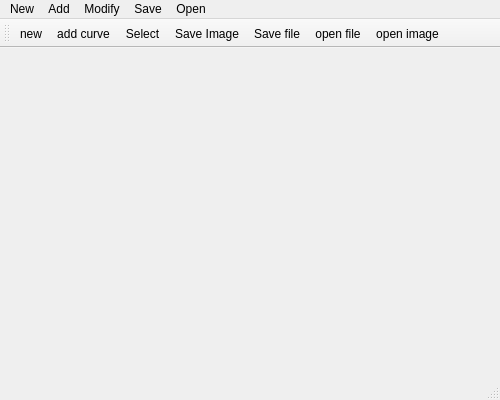
Before: the Qt Designer form test_painter2/mainwindow.ui in e0eaea/I-SURF2016-SUMMER, drawn with Qt 5.
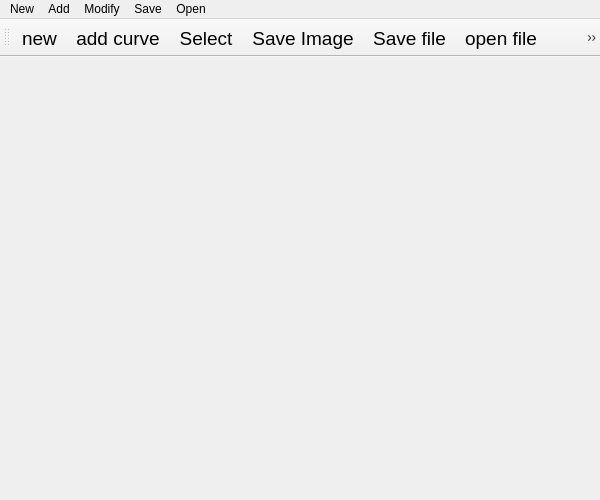
After: the same form once the commit is applied.

What changed in the file:
```diff
--- a/test_painter2/mainwindow.ui
+++ b/test_painter2/mainwindow.ui
@@ -6,21 +6,20 @@
    <rect>
     <x>0</x>
     <y>0</y>
-    <width>500</width>
-    <height>400</height>
+    <width>600</width>
+    <height>500</height>
    </rect>
   </property>
   <property name="windowTitle">
    <string>MainWindow</string>
   </property>
   <widget class="QWidget" name="centralWidget"/>
-  <widget class="QStatusBar" name="statusBar"/>
   <widget class="QMenuBar" name="menuBar">
    <property name="geometry">
     <rect>
      <x>0</x>
      <y>0</y>
-     <width>500</width>
+     <width>600</width>
      <height>22</height>
     </rect>
    </property>
@@ -86,36 +85,78 @@
    <property name="text">
     <string>Save Image</string>
    </property>
+   <property name="font">
+    <font>
+     <family>Helvetica</family>
+     <pointsize>14</pointsize>
+    </font>
+   </property>
   </action>
   <action name="actionNew">
    <property name="text">
     <string>new</string>
    </property>
+   <property name="font">
+    <font>
+     <family>Helvetica</family>
+     <pointsize>14</pointsize>
+    </font>
+   </property>
   </action>
   <action name="actionAdd_curve">
    <property name="text">
     <string>add curve</string>
    </property>
+   <property name="font">
+    <font>
+     <family>Helvetica</family>
+     <pointsize>14</pointsize>
+    </font>
+   </property>
   </action>
   <action name="actionModify">
    <property name="text">
     <string>Select</string>
    </property>
+   <property name="font">
+    <font>
+     <family>Helvetica</family>
+     <pointsize>14</pointsize>
+    </font>
+   </property>
   </action>
   <action name="actionSave_file">
    <property name="text">
     <string>Save file</string>
    </property>
+   <property name="font">
+    <font>
+     <family>Helvetica</family>
+     <pointsize>14</pointsize>
+    </font>
+   </property>
   </action>
   <action name="actionOpen_file">
    <property name="text">
     <string>open file</string>
    </property>
+   <property name="font">
+    <font>
+     <family>Helvetica</family>
+     <pointsize>14</pointsize>
+    </font>
+   </property>
   </action>
   <action name="actionOpen_image">
    <property name="text">
     <string>open image</string>
    </property>
+   <property name="font">
+    <font>
+     <family>Helvetica</family>
+     <pointsize>14</pointsize>
+    </font>
+   </property>
   </action>
  </widget>
  <layoutdefault spacing="6" margin="11"/>
```
